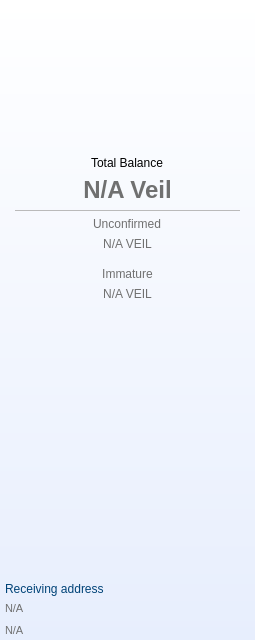
Before: the Qt Designer form src/qt/veil/forms/balance.ui in Veil-Project/veil, drawn with Qt 5.
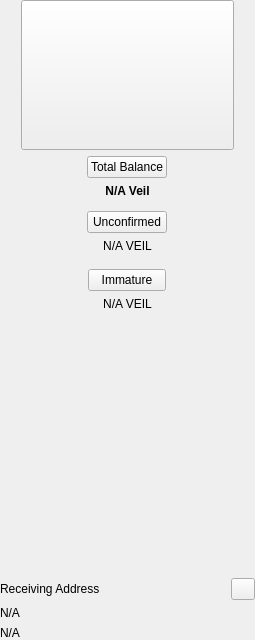
After: the same form once the commit is applied. Icons and pictures are not drawn.

```diff
--- a/src/qt/veil/forms/balance.ui
+++ b/src/qt/veil/forms/balance.ui
@@ -19,10 +19,6 @@
   <property name="windowTitle">
    <string>Form</string>
   </property>
-  <property name="styleSheet">
-   <string notr="true">border:none;
-</string>
-  </property>
   <layout class="QVBoxLayout" name="verticalLayout_3">
    <property name="spacing">
     <number>0</number>
@@ -47,14 +43,6 @@
        <height>640</height>
       </size>
      </property>
-     <property name="styleSheet">
-      <string notr="true">#containerBalance{
-border: none;
-background-color: qlineargradient(y1:0, y2: 1, stop: 0 #ffffff, stop: 1 #e7eefd);
-padding-left:10px;
-padding-right:10px;
-}</string>
-     </property>
      <layout class="QVBoxLayout" name="verticalLayout">
       <property name="spacing">
        <number>0</number>
@@ -99,10 +87,6 @@
           <property name="focusPolicy">
            <enum>Qt::NoFocus</enum>
           </property>
-          <property name="styleSheet">
-           <string notr="true">background-color:transparent;
-border:none;</string>
-          </property>
           <property name="text">
            <string/>
           </property>
@@ -137,9 +121,6 @@
             <property name="layoutDirection">
              <enum>Qt::RightToLeft</enum>
             </property>
-            <property name="styleSheet">
-             <string notr="true">background-color:transparent;</string>
-            </property>
             <property name="text">
              <string>Total Balance</string>
             </property>
@@ -159,13 +140,6 @@
                 <verstretch>0</verstretch>
                </sizepolicy>
               </property>
-              <property name="styleSheet">
-               <string notr="true">#labelBalance{
-background-color: transparent;
-color: #707070;
-font-size: 24px;
-}</string>
-              </property>
               <property name="text">
                <string>&lt;html&gt;&lt;head/&gt;&lt;body&gt;&lt;p&gt;&lt;span style=&quot; font-size:medium; font-weight:600;&quot;&gt;N/A Veil&lt;/span&gt;&lt;/p&gt;&lt;/body&gt;&lt;/html&gt;</string>
               </property>
@@ -182,11 +156,6 @@
                 <height>1</height>
                </size>
               </property>
-              <property name="styleSheet">
-               <string notr="true">background-color:#bababa;
-margin-left:15px;
-margin-right:15px;</string>
-              </property>
               <property name="text">
                <string/>
               </property>
@@ -197,10 +166,6 @@
               <property name="layoutDirection">
                <enum>Qt::RightToLeft</enum>
               </property>
-              <property name="styleSheet">
-               <string notr="true">background-color:transparent;
-color: #707070;</string>
-              </property>
               <property name="text">
                <string>Unconfirmed</string>
               </property>
@@ -212,10 +177,6 @@
             </item>
             <item>
              <widget class="QLabel" name="labelUnconfirmed">
-              <property name="styleSheet">
-               <string notr="true">background-color: transparent;
-color: #707070;</string>
-              </property>
               <property name="text">
                <string>N/A VEIL</string>
               </property>
@@ -242,13 +203,15 @@
             </item>
             <item alignment="Qt::AlignHCenter">
              <widget class="QPushButton" name="btnImmature">
+              <property name="maximumSize">
+               <size>
+                <width>78</width>
+                <height>16777215</height>
+               </size>
+              </property>
               <property name="layoutDirection">
                <enum>Qt::RightToLeft</enum>
               </property>
-              <property name="styleSheet">
-               <string notr="true">background-color:transparent;
-color: #707070;</string>
-              </property>
               <property name="text">
                <string>Immature</string>
               </property>
@@ -260,10 +223,6 @@
             </item>
             <item>
              <widget class="QLabel" name="labelImmature">
-              <property name="styleSheet">
-               <string notr="true">background-color: transparent;
-color: #707070;</string>
-              </property>
               <property name="text">
                <string>N/A VEIL</string>
               </property>
@@ -305,10 +264,6 @@
               <property name="whatsThis">
                <string>&lt;html&gt;&lt;head/&gt;&lt;body&gt;&lt;p&gt;background-color: transparent;&lt;/p&gt;&lt;/body&gt;&lt;/html&gt;</string>
               </property>
-              <property name="styleSheet">
-               <string notr="true">background-color: transparent;
-margin:0 0 20 10;</string>
-              </property>
               <property name="text">
                <string/>
               </property>
@@ -316,12 +271,6 @@
             </item>
             <item>
              <widget class="QFrame" name="horiz">
-              <property name="styleSheet">
-               <string notr="true">#horiz{
-padding-left:5px;
-padding-right:5px;
-}</string>
-              </property>
               <layout class="QHBoxLayout" name="horizontalLayout">
                <property name="leftMargin">
                 <number>0</number>
@@ -340,12 +289,8 @@
                  <property name="enabled">
                   <bool>true</bool>
                  </property>
-                 <property name="styleSheet">
-                  <string notr="true">   background-color: transparent;
-color: #004377;</string>
-                 </property>
                  <property name="text">
-                  <string>Receiving address</string>
+                  <string>Receiving Address</string>
                  </property>
                 </widget>
                </item>
@@ -360,9 +305,6 @@
                  <property name="focusPolicy">
                   <enum>Qt::NoFocus</enum>
                  </property>
-                 <property name="styleSheet">
-                  <string notr="true">   background-color: transparent;</string>
-                 </property>
                  <property name="text">
                   <string/>
                  </property>
@@ -389,14 +331,6 @@
                 <verstretch>0</verstretch>
                </sizepolicy>
               </property>
-              <property name="styleSheet">
-               <string notr="true">background-color: transparent;
-padding-left:5px;
-padding-right:5px;
-padding-bottom:3px;
-font-size:11px;
-color:#707070;</string>
-              </property>
               <property name="midLineWidth">
                <number>0</number>
               </property>
@@ -422,14 +356,6 @@
                 <verstretch>0</verstretch>
                </sizepolicy>
               </property>
-              <property name="styleSheet">
-               <string notr="true">background-color: transparent;
-padding-left:5px;
-padding-right:5px;
-padding-bottom:3px;
-font-size:11px;
-color:#707070;</string>
-              </property>
               <property name="midLineWidth">
                <number>0</number>
               </property>
```
